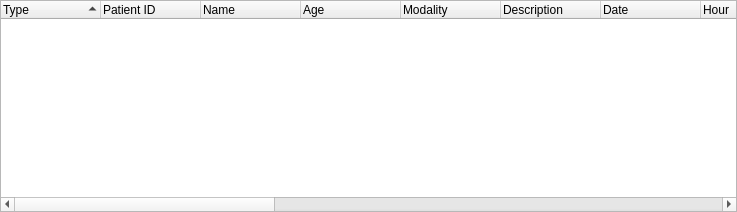
First picture: the form in starviewer/src/inputoutput/qstudytreewidgetbase.ui, repository starviewer-medical/starviewer, before the edit.
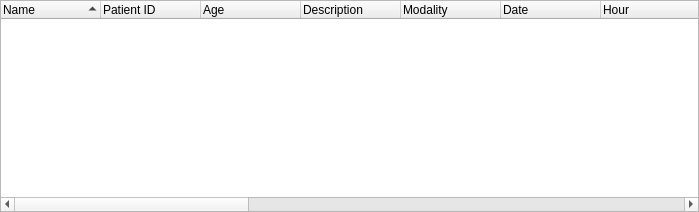
Second picture: the form after the edit.

Commit message: ENH: Re-colocació dels camps del QStudyTreeWidget. Li donem el protagonisme al nom del pacient

The edit to the form file:
```diff
--- a/starviewer/src/inputoutput/qstudytreewidgetbase.ui
+++ b/starviewer/src/inputoutput/qstudytreewidgetbase.ui
@@ -5,7 +5,7 @@
    <rect>
     <x>0</x>
     <y>0</y>
-    <width>737</width>
+    <width>699</width>
     <height>212</height>
    </rect>
   </property>
@@ -50,36 +50,31 @@
      <property name="animated" >
       <bool>false</bool>
      </property>
-     <column>
-      <property name="text" >
-       <string>Type</string>
-      </property>
-     </column>
-     <column>
-      <property name="text" >
-       <string>Patient ID</string>
-      </property>
-     </column>
      <column>
       <property name="text" >
        <string>Name</string>
       </property>
      </column>
+     <column>
+      <property name="text" >
+       <string>Patient ID</string>
+      </property>
+     </column>
      <column>
       <property name="text" >
        <string>Age</string>
       </property>
      </column>
-     <column>
-      <property name="text" >
-       <string>Modality</string>
-      </property>
-     </column>
      <column>
       <property name="text" >
        <string>Description</string>
       </property>
      </column>
+     <column>
+      <property name="text" >
+       <string>Modality</string>
+      </property>
+     </column>
      <column>
       <property name="text" >
        <string>Date</string>
@@ -90,21 +85,16 @@
        <string>Hour</string>
       </property>
      </column>
-     <column>
-      <property name="text" >
-       <string>Institution</string>
-      </property>
-     </column>
-     <column>
-      <property name="text" >
-       <string>Acc. Num</string>
-      </property>
-     </column>
      <column>
       <property name="text" >
        <string>AETitle</string>
       </property>
      </column>
+     <column>
+      <property name="text" >
+       <string>Institution</string>
+      </property>
+     </column>
      <column>
       <property name="text" >
        <string>UID</string>
@@ -112,12 +102,7 @@
      </column>
      <column>
       <property name="text" >
-       <string>Type</string>
-      </property>
-     </column>
-     <column>
-      <property name="text" >
-       <string>Img Num</string>
+       <string>StudyID</string>
       </property>
      </column>
      <column>
@@ -125,6 +110,21 @@
        <string>Protocol Name</string>
       </property>
      </column>
+     <column>
+      <property name="text" >
+       <string>Acc. Num</string>
+      </property>
+     </column>
+     <column>
+      <property name="text" >
+       <string>Type</string>
+      </property>
+     </column>
+     <column>
+      <property name="text" >
+       <string>Img Num</string>
+      </property>
+     </column>
      <column>
       <property name="text" >
        <string>Ref Physician Name</string>
```
The commit also changes 3 other files.
